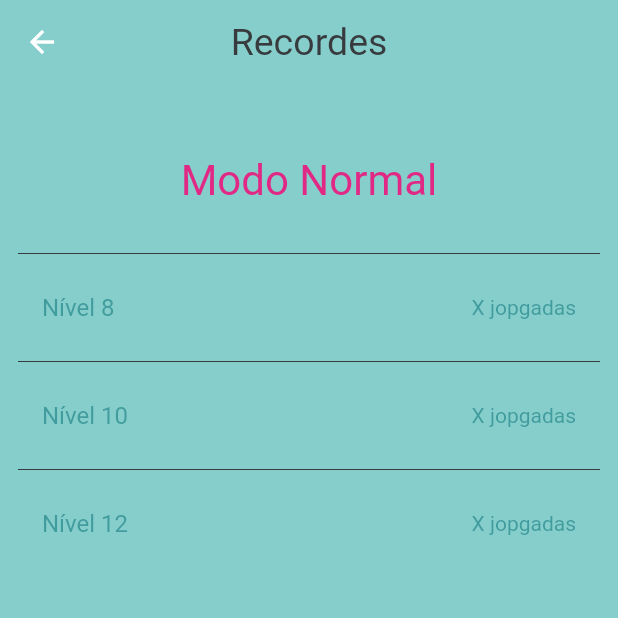
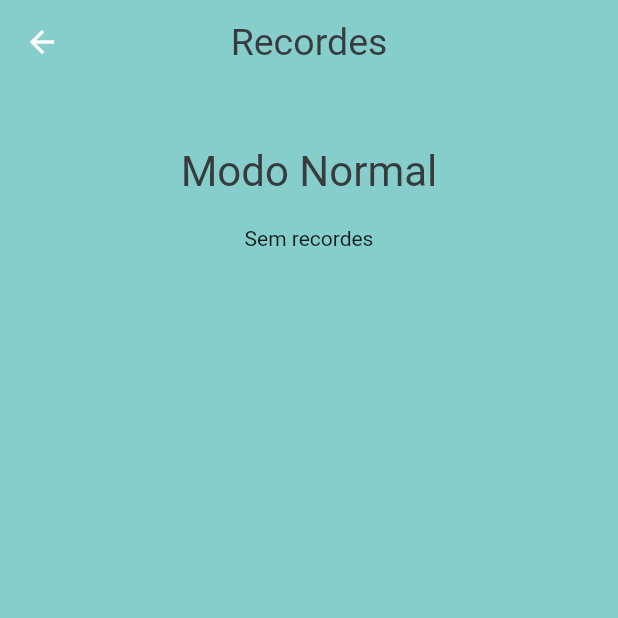
Before and after one commit to davsonirom/kioku_game, a Flutter app: the RecordesPage screen opened directly with empty values, on a phone screen of 412 x 824 dp, the top half of it. Run offline on Flutter 3.47's test engine with Material 2 defaults, Android fonts, the phone set to English and light mode, and no system bars; our stand-ins replace flutter_mobx, google_fonts, hive, hive_flutter, mobx; accounts and stored records are empty; generated files the repository leaves out were written again.

Commit message:
recordes grabado no Hive

```diff
--- a/lib/pages/game/widgets/card_game.dart
+++ b/lib/pages/game/widgets/card_game.dart
@@ -1,5 +1,3 @@
-// ignore_for_file: public_member_api_docs, sort_constructors_first
-import 'dart:async';
 import 'dart:math';
 
 import 'package:flutter/material.dart';
--- a/lib/pages/recordes/recordes_page.dart
+++ b/lib/pages/recordes/recordes_page.dart
@@ -1,23 +1,51 @@
 // ignore_for_file: public_member_api_docs, sort_constructors_first
 import 'package:flutter/material.dart';
+import 'package:flutter_mobx/flutter_mobx.dart';
 
 import 'package:kioku_game/Modo/modo.dart';
 import 'package:kioku_game/desing/desing.dart';
+import 'package:kioku_game/repository/recordes_repository.dart';
+import 'package:provider/provider.dart';
 
 class RecordesPage extends StatelessWidget {
-  RecordesPage({
+  const RecordesPage({
     Key? key,
     required this.modo,
   }) : super(key: key);
   final Modo modo;
-  final List<String> recordes = ['Modo', 'Nível 8', 'Nível 10', 'Nível 12'];
 
   String getModo() {
     return modo == Modo.normal ? 'Normal' : 'Koekoe';
   }
 
+  List<Widget> getReordesList(Map recordes) {
+    final List<Widget> widgets = [];
+
+    recordes.forEach((nivel, score) {
+      widgets.add(ListTile(
+        title: Text('Nível $nivel'),
+        trailing: Text(score.toString()),
+        tileColor: Desing.corTeriaria,
+        shape: const RoundedRectangleBorder(
+          borderRadius: BorderRadius.all(Radius.circular(5)),
+        ),
+      ));
+      widgets.add(const Divider(
+        color: Desing.corBack,
+      ));
+    });
+
+    if (widgets.isEmpty) {
+      widgets.add(const Center(
+        child: Text('Sem recordes'),
+      ));
+    }
+    return widgets;
+  }
+
   @override
   Widget build(BuildContext context) {
+    final repository = Provider.of<RecordesRepository>(context);
     return Scaffold(
       appBar: AppBar(
         title: const Text(
@@ -26,36 +54,27 @@
         ),
       ),
       body: Padding(
-        padding: const EdgeInsets.all(12),
-        child: ListView.separated(
-            itemBuilder: (BuildContext context, int index) {
-              return index == 0
-                  ? Padding(
-                      padding: const EdgeInsets.only(top: 36, bottom: 24),
-                      child: Center(
-                        child: Text('Modo ${getModo()}',
-                            style: const TextStyle(
-                              fontSize: 28,
-                              color: Desing.corSecundaria,
-                            )),
-                      ),
-                    )
-                  : ListTile(
-                      title: Text(recordes[index]),
-                      trailing: const Text('X jopgadas'),
-                      textColor: Desing.color[500],
-                      shape: const RoundedRectangleBorder(
-                        borderRadius: BorderRadius.all(
-                          Radius.circular(15),
-                        ),
-                      ),
-                    );
-            },
-            separatorBuilder: (_, __) => const Divider(
-                  color: Desing.corBack,
+          padding: const EdgeInsets.all(12),
+          child: Observer(
+            builder: (context) => Column(
+              mainAxisAlignment: MainAxisAlignment.start,
+              children: [
+                Padding(
+                  padding: const EdgeInsets.only(top: 30, bottom: 20),
+                  child: Center(
+                    child: Text(
+                      'Modo ${getModo()}',
+                      style:
+                          const TextStyle(fontSize: 28, color: Desing.corBack),
+                    ),
+                  ),
                 ),
-            itemCount: recordes.length),
-      ),
+                ...getReordesList(modo == Modo.normal
+                    ? repository.recordesNormal
+                    : repository.recordesKoekoe),
+              ],
+            ),
+          )),
     );
   }
 }
--- /dev/null
+++ b/lib/repository/recordes_repository.dart
@@ -0,0 +1,51 @@
+import 'package:hive/hive.dart';
+import 'package:kioku_game/Modo/modo.dart';
+import 'package:kioku_game/model/game_play.dart';
+import 'package:mobx/mobx.dart';
+part 'recordes_repository.g.dart';
+
+class RecordesRepository = RecordesRepositoryBase with _$RecordesRepository;
+
+abstract class RecordesRepositoryBase with Store {
+  late final Box _recordes;
+  late final GamePlay gamePlay;
+
+  @observable
+  Map recordesKoekoe = {};
+  @observable
+  Map recordesNormal = {};
+
+  RecordesRepositoryBase() {
+    _initRepository();
+  }
+
+  _initRepository() async {
+    await _initDataBase();
+    await loadRecordes();
+  }
+
+  _initDataBase() async {
+    _recordes = await Hive.openBox('gamerecordes');
+  }
+
+  @action
+  loadRecordes() {
+    recordesNormal = _recordes.get(Modo.normal.toString()) ?? {};
+    recordesKoekoe = _recordes.get(Modo.koekoe.toString()) ?? {};
+  }
+
+  updateRecordes({required GamePlay gamePlay, required int score}) {
+    final key = gamePlay.modo.toString();
+    if (gamePlay.modo == Modo.normal &&
+        (recordesNormal[gamePlay.nivel] == null ||
+            score < recordesNormal[gamePlay.nivel])) {
+      recordesNormal[gamePlay.nivel] = score;
+      _recordes.put(key, recordesNormal);
+    } else if (gamePlay.modo == Modo.koekoe &&
+        (recordesKoekoe[gamePlay.nivel] == null ||
+            score > recordesKoekoe[gamePlay.nivel])) {
+      recordesKoekoe[gamePlay.nivel] = score;
+      _recordes.put(key, recordesKoekoe);
+    }
+  }
+}
--- a/pubspec.yaml
+++ b/pubspec.yaml
@@ -37,7 +37,10 @@
   cupertino_icons: ^1.0.2
   google_fonts: ^4.0.3
   provider: ^6.0.5
+  mobx: ^2.1.4
   flutter_mobx: ^2.0.6+5
+  hive_flutter: ^1.1.0
+  hive: ^2.2.3
 
 
 dev_dependencies:
@@ -45,6 +48,7 @@
     sdk: flutter
   build_runner: ^2.3.3
   mobx_codegen: ^2.1.1
+
 
   # The "flutter_lints" package below contains a set of recommended lints to
   # encourage good coding practices. The lint set provided by the package is
```
Also changed, not shown: lib/controler/game_controller.dart (+8 -0 lines), lib/main.dart (+9 -2 lines), lib/repository/recordes_repository.g.dart (added), pubspec.lock, 1 other file.
